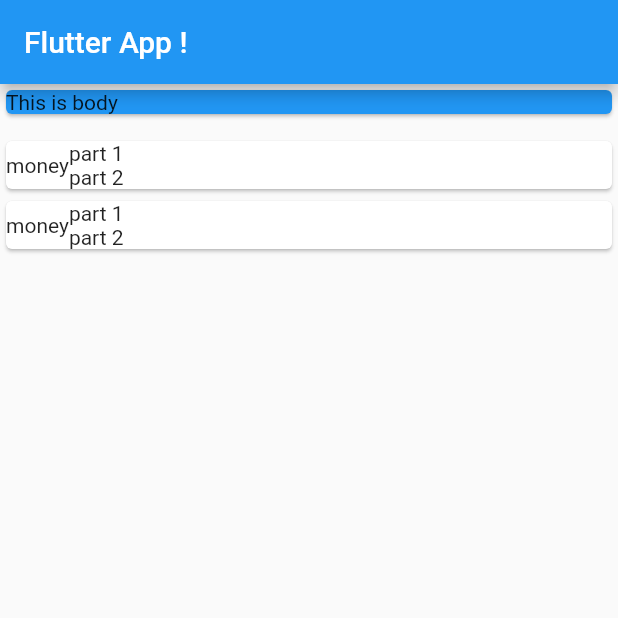
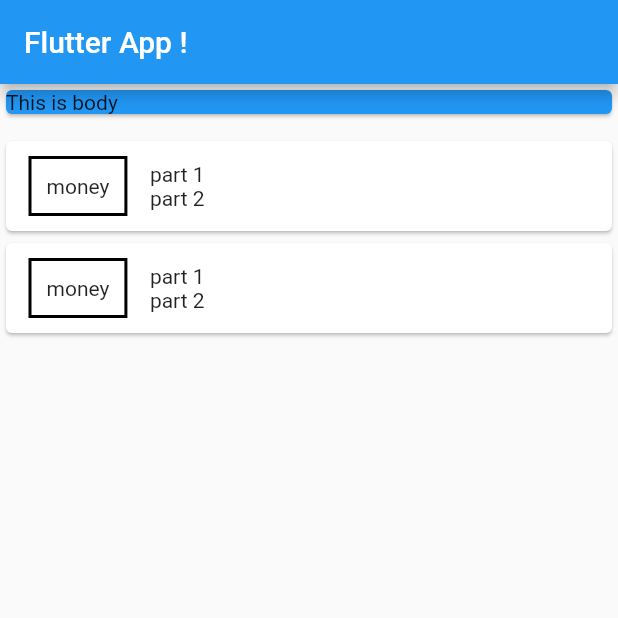
Before and after one commit to voltzylex/Personal_expense, a Flutter app: the screen it shows after launch, on a phone screen of 412 x 824 dp, the top half of it. Run offline on Flutter 3.47's test engine with Material 2 defaults, Android fonts, the phone set to English and light mode, and no system bars.

Commit message:
BoxDecoration In Container

```diff
--- a/lib/main.dart
+++ b/lib/main.dart
@@ -49,10 +49,19 @@ class MyHomepage extends StatelessWidget {
                 child: Row(
                   children: [
                     Container(
+                      margin:
+                          EdgeInsets.symmetric(vertical: 10, horizontal: 15),
+                      decoration: BoxDecoration(
+                        border: Border.all(width: 2, color: Colors.black),
+                      ),
+                      padding: EdgeInsets.all(10),
                       child: Text("money"),
                     ),
                     Column(
-                      children: [Text('part 1'), Text('part 2')],
+                      children: <Widget>[
+                        Text('part 1'),
+                        Text('part 2'),
+                      ],
                     )
                   ],
                 ),
```
